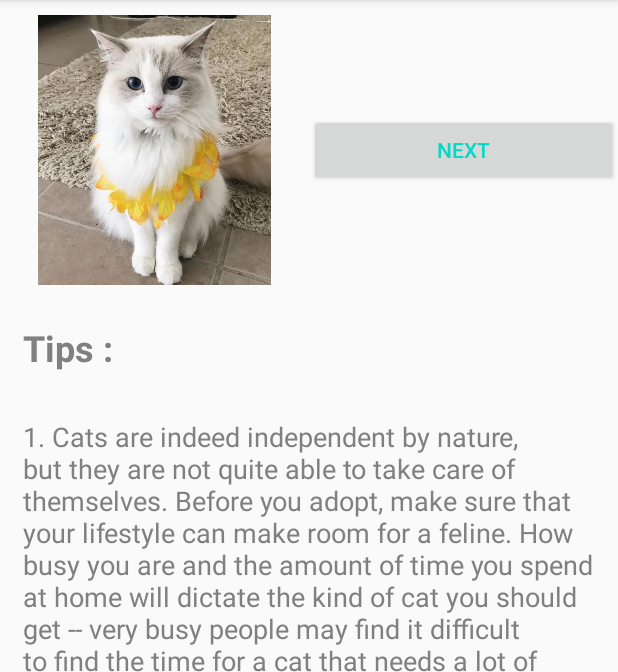
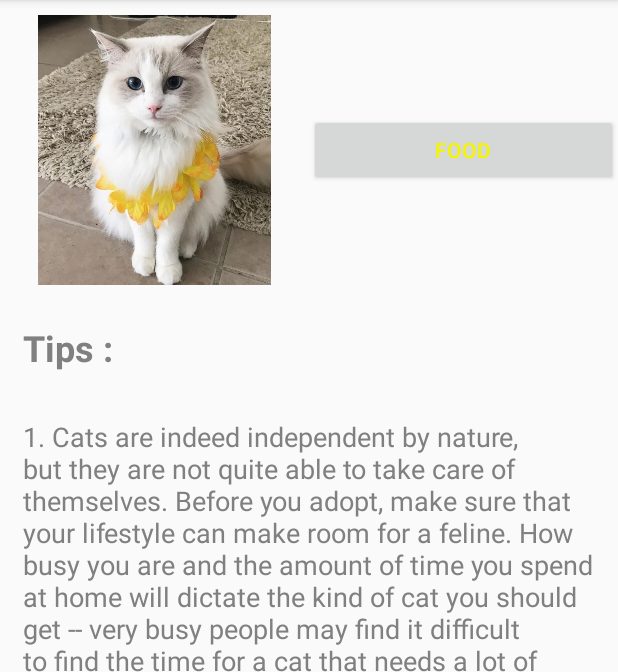
Before and after one commit to bara111/NavigationSample, an Android app: the screen it shows after launch (MainActivity), on a phone screen of 412 x 824 dp, the part 84-756 px from its top. Run offline under Robolectric (Android 15) with nearby library versions, the phone set to English and light mode, and no system bars; our stand-ins replace data binding, navigation-ui.

Commit message:
layout fixes

```diff
--- a/app/build.gradle
+++ b/app/build.gradle
@@ -57,7 +57,6 @@ dependencies {
     androidTestImplementation 'androidx.test.espresso:espresso-core:3.2.0'
     api "org.jetbrains.anko:anko-commons:0.10.1"
     kapt "androidx.lifecycle:lifecycle-compiler:2.2.0"
-
 }
 kapt {
     generateStubs = true
--- a/app/src/main/res/layout/activity_main.xml
+++ b/app/src/main/res/layout/activity_main.xml
@@ -17,7 +17,8 @@
             android:layout_width="match_parent"
             android:layout_height="match_parent"
             app:defaultNavHost="true"
-            app:navGraph="@navigation/nav_graph"/>
+            app:navGraph="@navigation/nav_graph"
+            tools:ignore="FragmentTagUsage" />
 
         <com.google.android.material.bottomnavigation.BottomNavigationView
             android:id="@+id/bottom_navigation"
--- a/app/src/main/res/layout/fragment_cat.xml
+++ b/app/src/main/res/layout/fragment_cat.xml
@@ -38,7 +38,7 @@
                     android:cropToPadding="true"
                     android:padding="10dp"
                     android:text="@string/next"
-                    android:textColor="@color/colorAccent" />
+                    android:textColor="@color/colorPrimary" />
             </LinearLayout>
             <TextView
                 android:textStyle="bold"
--- a/app/src/main/res/layout/fragment_cat_food.xml
+++ b/app/src/main/res/layout/fragment_cat_food.xml
@@ -21,7 +21,8 @@
             app:layout_constraintBottom_toBottomOf="parent"
             app:layout_constraintLeft_toLeftOf="parent"
             app:layout_constraintRight_toRightOf="parent"
-            app:layout_constraintTop_toTopOf="parent" />
+            app:layout_constraintTop_toTopOf="parent"
+            tools:ignore="ContentDescription" />
 
         <ImageView
             android:id="@+id/button_main_Cat"
@@ -31,7 +32,8 @@
             app:layout_constraintBottom_toTopOf="@+id/button_main_Dog"
             app:layout_constraintEnd_toEndOf="parent"
             app:layout_constraintStart_toStartOf="parent"
-            app:layout_constraintTop_toTopOf="parent" />
+            app:layout_constraintTop_toTopOf="parent"
+            tools:ignore="ContentDescription" />
 
         <ImageView
             android:id="@+id/button_main_Horse"
--- a/app/src/main/res/layout/fragment_catds.xml
+++ /dev/null
@@ -1,6 +0,0 @@
-<?xml version="1.0" encoding="utf-8"?>
-<androidx.constraintlayout.widget.ConstraintLayout
-    xmlns:android="http://schemas.android.com/apk/res/android" android:layout_width="match_parent"
-    android:layout_height="match_parent">
-
-</androidx.constraintlayout.widget.ConstraintLayout>
--- a/app/src/main/res/layout/fragment_dog.xml
+++ b/app/src/main/res/layout/fragment_dog.xml
@@ -38,7 +38,7 @@
                     android:cropToPadding="true"
                     android:padding="10dp"
                     android:text="@string/next"
-                    android:textColor="@color/colorAccent" />
+                    android:textColor="@color/colorPrimary" />
             </LinearLayout>
             <TextView
                 android:textStyle="bold"
--- a/app/src/main/res/layout/fragment_horse.xml
+++ b/app/src/main/res/layout/fragment_horse.xml
@@ -38,7 +38,7 @@
                     android:cropToPadding="true"
                     android:padding="10dp"
                     android:text="@string/next"
-                    android:textColor="@color/colorAccent" />
+                    android:textColor="@color/colorPrimary" />
             </LinearLayout>
 
             <TextView
--- a/app/src/main/res/values/strings.xml
+++ b/app/src/main/res/values/strings.xml
@@ -7,7 +7,7 @@
     <string name="cat_tip_one" tools:ignore="TypographyDashes">1. Cats are indeed independent by nature, but they are not quite able to take care of themselves. Before you adopt, make sure that your lifestyle can make room for a feline. How busy you are and the amount of time you spend at home will dictate the kind of cat you should get -- very busy people may find it difficult to find the time for a cat that needs a lot of grooming and attention, especially the highly intelligent and active cats. But, there are cats that are ideal for the working lifestyle. Do your research.</string>
     <string name="cat_tip_two">2. What if your circumstances change after the adoption? Or if you work long hours and still want a friendly face to greet you at the door at the end of the day? Adopting a buddy for the cat to play with can be an excellent solution.</string>
     <string name="cat_tip_three">3. Do you have any allergies? If you do suffer from severe allergic reactions, consider testing yourself for feline allergies before bringing a cat home. Then again, some people with allergies might adapt to their own pet, but still be allergic to other cats. A safe bet is to choose a cat with low allergens. Consult your vet, books, or animal shelter employees for suggestions.</string>
-    <string name="next">Next</string>
+    <string name="next">Food</string>
     <string name="dog_tip_one">1. Life Balance Your dog is part of your family it\'s important to manage your time properly. We are all pretty busy especially if we are parents shuttling our children around to their various sports and hobbies. Juggling that with work and a dog, it is essential you schedule time in your calendar for you, your dog, and your family. Be sure to schedule some interactive time with just you and your dog. Spending quality time with your dog strengthens your relationship with him and can relax a busy person like you! Do not forget to schedule dog-free time too. Schedule time in everyday where he is left completely alone to rest. Crate training your dog can give him a safe space just his own. He needs the break.</string>
     <string name="dog_tip_two">2. Foster Good Self Esteem Dogs have self esteem? You bet. Dogs are creatures that learn. Mistakes are part of learning. Pet owners need to be careful to let their dog work out problems for themselves. Do not micromanage or help them too much, especially when they are trying to learn something new. Just stand back and give them a few seconds to work it out. If they get confused, just restart the challenge in an easier form or give your dog a hint. For example, you are trying to teach your dog to sit. Rather than pushing on his hind end, pulling on the leash, or repeating sit, sit, sit, stand silent and wait. If he needs help, restart the problem by backing up several steps, say sit once, pause a second, then lure his nose up and back with a treat in your hand. Reward!</string>
     <string name="dog_tip_three">3. Set Limits Just like children, dogs thrive on rules and structure. Your dog should have a clear and consistent set of rules that everyone in the house follows with the dog. Post them on the fridge! My favorite is wait at the door. Teach your dog he may not run through doors to the outside without your permission. Make sure everyone in the house follows this rule - Always! Keep in mind, dogs are very bad at generalizing. This means that you should not let your dog jump on you when wearing workout clothes, but yell at him when he jumps on your work clothes. This will only confuse or frustrate your dog and cause naughty behavior.</string>
--- a/app/src/main/res/values/styles.xml
+++ b/app/src/main/res/values/styles.xml
@@ -7,7 +7,5 @@
         <item name="colorPrimaryDark">@color/colorPrimaryDark</item>
         <item name="colorAccent">@color/colorAccent</item>
         <item name="android:forceDarkAllowed">true</item>
-
     </style>
-
 </resources>
```
Also changed, not shown: app/src/main/res/layout/fragment_dog_food.xml (+6 -3 lines), app/src/main/res/layout/fragment_horse_food.xml (+4 -3 lines).
